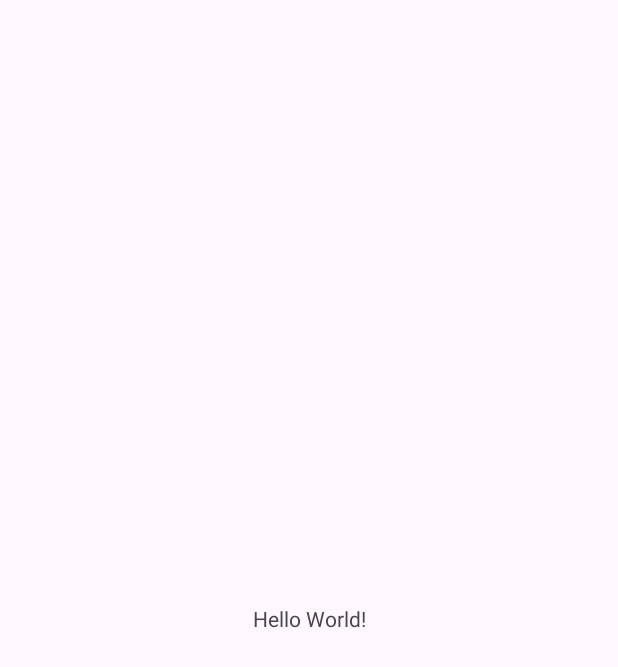
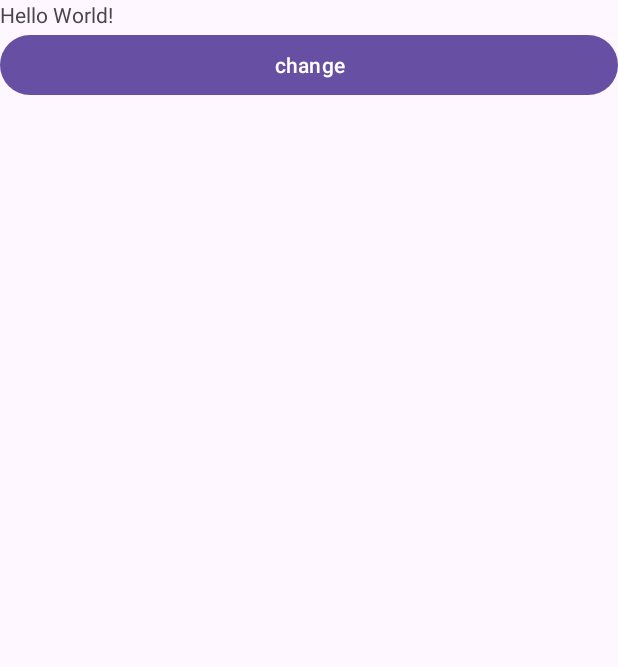
Before and after one commit to JohnnySC/ZeroToHeroAndroidTDD, an Android app: the screen it shows after launch (MainActivity), on a phone screen of 412 x 824 dp. Before the commit the part shown is almost empty. Shown: the top 667 px of the screen. Run offline under Robolectric (Android 15) with nearby library versions, the phone set to English and light mode, and no system bars.

Commit message:
task/006 solved

```diff
--- a/app/src/main/java/ru/easycode/zerotoheroandroidtdd/MainActivity.kt
+++ b/app/src/main/java/ru/easycode/zerotoheroandroidtdd/MainActivity.kt
@@ -1,11 +1,21 @@
 package ru.easycode.zerotoheroandroidtdd
 
+import android.annotation.SuppressLint
 import androidx.appcompat.app.AppCompatActivity
 import android.os.Bundle
+import android.widget.Button
+import android.widget.TextView
 
 class MainActivity : AppCompatActivity() {
+    @SuppressLint("MissingInflatedId", "SetTextI18n")
     override fun onCreate(savedInstanceState: Bundle?) {
         super.onCreate(savedInstanceState)
         setContentView(R.layout.activity_main)
+
+        val changeButton = findViewById<Button>(R.id.changeButton)
+        val textView = findViewById<TextView>(R.id.titleTextView)
+        changeButton.setOnClickListener {
+            textView.text = "I am an Android Developer!"
+        }
     }
 }
--- a/app/src/main/res/layout/activity_main.xml
+++ b/app/src/main/res/layout/activity_main.xml
@@ -1,12 +1,15 @@
 <?xml version="1.0" encoding="utf-8"?>
-<androidx.constraintlayout.widget.ConstraintLayout xmlns:android="http://schemas.android.com/apk/res/android"
+<LinearLayout xmlns:android="http://schemas.android.com/apk/res/android"
     xmlns:app="http://schemas.android.com/apk/res-auto"
     xmlns:tools="http://schemas.android.com/tools"
     android:layout_width="match_parent"
     android:layout_height="match_parent"
+    android:orientation="vertical"
+    android:id="@+id/rootLayout"
     tools:context=".MainActivity">
 
     <TextView
+        android:id="@+id/titleTextView"
         android:layout_width="wrap_content"
         android:layout_height="wrap_content"
         android:text="Hello World!"
@@ -15,4 +18,10 @@
         app:layout_constraintStart_toStartOf="parent"
         app:layout_constraintTop_toTopOf="parent" />
 
-</androidx.constraintlayout.widget.ConstraintLayout>
+    <Button
+        android:id="@+id/changeButton"
+        android:layout_width="match_parent"
+        android:layout_height="wrap_content"
+        android:text="@string/change"/>
+
+</LinearLayout>
--- a/app/src/main/res/values/strings.xml
+++ b/app/src/main/res/values/strings.xml
@@ -1,3 +1,4 @@
 <resources>
     <string name="app_name">ZeroToHeroAndroidTDD</string>
+    <string name="change">change</string>
 </resources>
```
